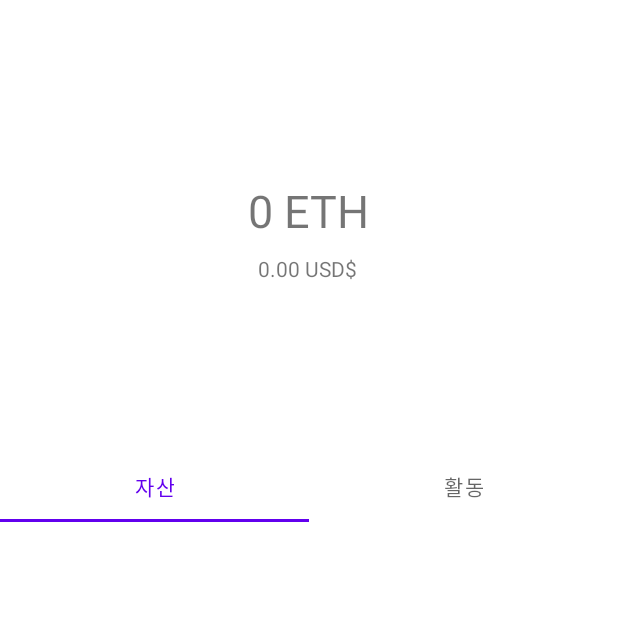
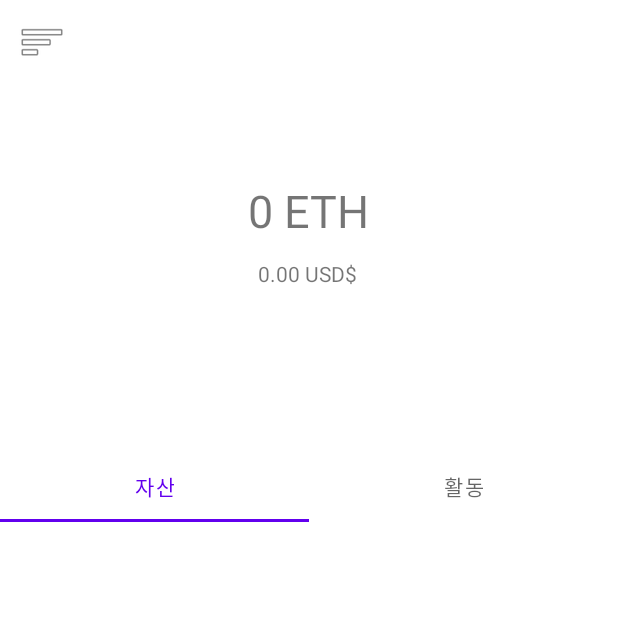
Before and after one commit to WrappingorNot/MetaMask, an Android app: the screen it shows after launch (MainActivity), on a phone screen of 412 x 824 dp, the top half of it. Run offline under Robolectric (Android 15) with nearby library versions, the phone set to English and light mode, and no system bars.

Commit message:
NavigationDrawer 제작

```diff
--- a/app/src/main/java/com/example/metamask/MainActivity.kt
+++ b/app/src/main/java/com/example/metamask/MainActivity.kt
@@ -2,19 +2,38 @@ package com.example.metamask
 
 import androidx.appcompat.app.AppCompatActivity
 import android.os.Bundle
+import android.view.MenuItem
+import android.widget.Switch
+import android.widget.Toast
+import androidx.appcompat.widget.Toolbar
+import androidx.core.view.GravityCompat
+import androidx.drawerlayout.widget.DrawerLayout
 import com.example.metamask.databinding.ActivityMainBinding
+import com.google.android.material.navigation.NavigationView
 import com.google.android.material.tabs.TabLayoutMediator
 
 
-class MainActivity : AppCompatActivity() {
+class MainActivity : AppCompatActivity(), NavigationView.OnNavigationItemSelectedListener {
     private val tabTitleArray = arrayOf("자산", "활동")
     private lateinit var  binding: ActivityMainBinding
-
+    private lateinit var navigationView: NavigationView
+    private lateinit var drawerLayout: DrawerLayout
 
     override fun onCreate(savedInstanceState: Bundle?) {
         super.onCreate(savedInstanceState)
         binding = ActivityMainBinding.inflate(layoutInflater)
         setContentView(binding.root)
+        val toolbar: Toolbar = binding.toolbar
+        setSupportActionBar(toolbar)
+        supportActionBar?.setDisplayHomeAsUpEnabled(true)
+        getSupportActionBar()?.setHomeAsUpIndicator(android.R.drawable.ic_menu_sort_by_size)
+        supportActionBar?.setDisplayShowTitleEnabled(false)
+
+        //Layout 초기화
+        drawerLayout = binding.drawerLayout
+        navigationView = binding.navigationView
+
+        navigationView.setNavigationItemSelectedListener(this)
 
         binding.apply {
             viewPager.adapter = ViewAdapter(supportFragmentManager, lifecycle)
@@ -24,4 +43,29 @@ class MainActivity : AppCompatActivity() {
             }.attach()
         }
     }
+
+
+    // 툴바 메뉴 버튼이 클릭 됐을 때 실행하는 함수
+    override fun onOptionsItemSelected(item: MenuItem): Boolean {
+
+        // 클릭한 툴바 메뉴 아이템 id 마다 다르게 실행하도록 설정
+        when(item!!.itemId){
+            android.R.id.home->{
+                // 햄버거 버튼 클릭시 네비게이션 드로어 열기
+                drawerLayout.openDrawer(GravityCompat.START)
+            }
+        }
+        return super.onOptionsItemSelected(item)
+    }
+
+    override fun onNavigationItemSelected(item: MenuItem): Boolean {
+        TODO("Not yet implemented")
+        when(item.itemId){
+            R.id.item_info-> Toast.makeText(this,"menu_item1 실행",Toast.LENGTH_SHORT).show()
+            R.id.item_notice-> Toast.makeText(this,"menu_item2 실행",Toast.LENGTH_SHORT).show()
+            R.id.item_setting-> Toast.makeText(this,"menu_item3 실행",Toast.LENGTH_SHORT).show()
+        }
+        return false
+    }
+
 }
--- a/app/src/main/res/layout/activity_main.xml
+++ b/app/src/main/res/layout/activity_main.xml
@@ -1,11 +1,37 @@
 <?xml version="1.0" encoding="utf-8"?>
-<androidx.constraintlayout.widget.ConstraintLayout xmlns:android="http://schemas.android.com/apk/res/android"
+<androidx.drawerlayout.widget.DrawerLayout xmlns:android="http://schemas.android.com/apk/res/android"
     xmlns:app="http://schemas.android.com/apk/res-auto"
     xmlns:tools="http://schemas.android.com/tools"
     android:layout_width="match_parent"
     android:layout_height="match_parent"
+    android:id="@+id/drawer_layout"
     tools:context=".MainActivity">
+    <RelativeLayout
+        android:layout_width="match_parent"
+        android:layout_height="match_parent">
 
+        <androidx.appcompat.widget.Toolbar
+            android:id="@+id/toolbar"
+            android:layout_width="match_parent"
+            android:layout_height="wrap_content"
+           >
+
+        </androidx.appcompat.widget.Toolbar>
+
+    </RelativeLayout>
+
+    <com.google.android.material.navigation.NavigationView
+        android:id="@+id/navigation_view"
+        android:layout_width="match_parent"
+        android:layout_height="match_parent"
+        android:layout_gravity="start"
+        android:fitsSystemWindows="true"
+        app:headerLayout="@layout/navi_header"
+        app:menu="@menu/navi_menu" />
+
+    <androidx.constraintlayout.widget.ConstraintLayout
+        android:layout_width="wrap_content"
+        android:layout_height="wrap_content">
     <TextView
         android:id="@+id/textView"
         android:layout_width="wrap_content"
@@ -22,14 +48,13 @@
         <TextView
             android:layout_width="wrap_content"
             android:layout_height="wrap_content"
+            android:layout_marginTop="12dp"
             android:text="0.00 USD$"
-        app:layout_constraintBottom_toTopOf="@+id/linearLayout"
             app:layout_constraintEnd_toEndOf="parent"
             app:layout_constraintHorizontal_bias="0.498"
             app:layout_constraintStart_toStartOf="parent"
-        app:layout_constraintTop_toBottomOf="@+id/textView"
-        app:layout_constraintVertical_bias="0.074" />
-
+            app:layout_constraintTop_toBottomOf="@+id/textView" />
+    </androidx.constraintlayout.widget.ConstraintLayout>
     <LinearLayout
         android:id="@+id/linearLayout"
         android:layout_width="match_parent"
@@ -61,4 +86,4 @@
             app:layout_constraintTop_toBottomOf="@id/tabLayout" />
     </LinearLayout>
 
-</androidx.constraintlayout.widget.ConstraintLayout>
+</androidx.drawerlayout.widget.DrawerLayout>
--- /dev/null
+++ b/app/src/main/res/menu/navi_menu.xml
@@ -0,0 +1,19 @@
+<?xml version="1.0" encoding="utf-8"?>
+<menu xmlns:android="http://schemas.android.com/apk/res/android">
+
+    <item
+        android:id="@+id/item_info"
+        android:title="내 정보" />
+    <item
+        android:id="@+id/item_report"
+        android:title="리포트" />
+    <item
+        android:id="@+id/item_setting"
+        android:title="계정 설정" />
+    <item
+        android:id="@+id/item_notice"
+        android:title="공지사항" />
+    <item
+        android:id="@+id/item_service_center"
+        android:title="고객센터" />
+</menu>
```
Also changed, not shown: app/src/main/res/layout/navi_header.xml (added, +34 -0 lines). Lines whose indentation alone changed are shown as unchanged.
